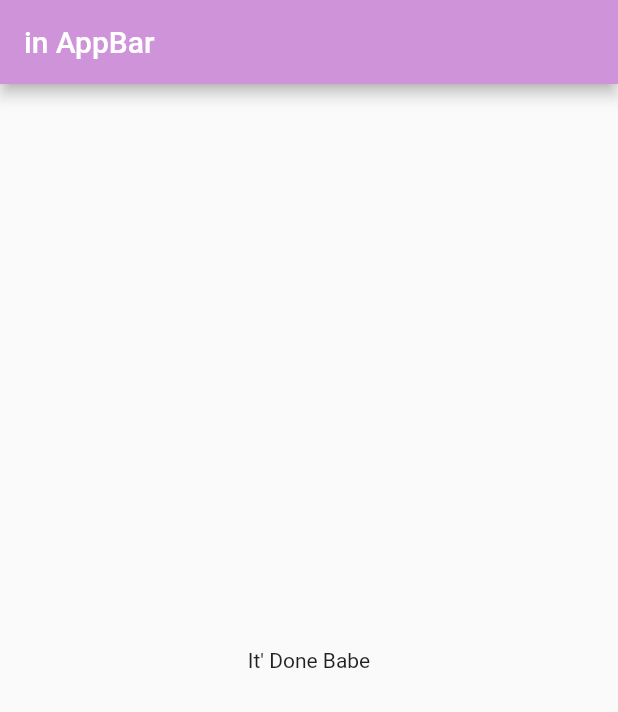
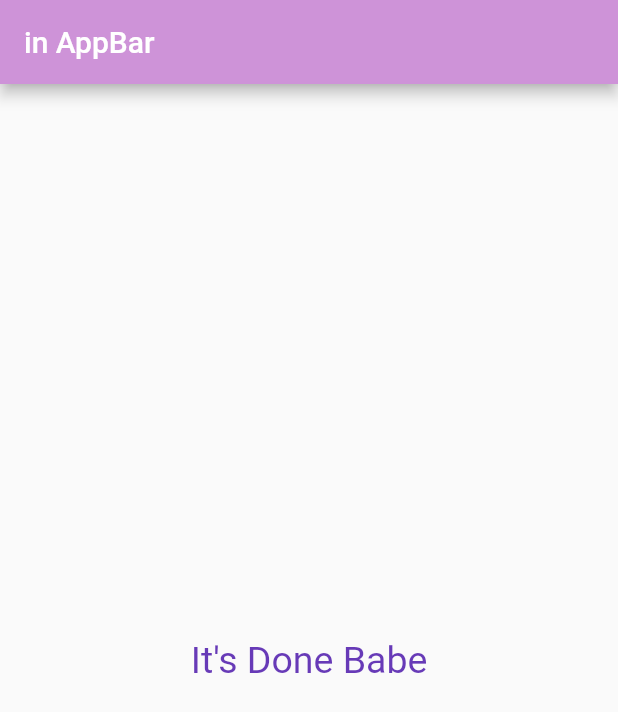
Before and after one commit to nerdpepe/Flutter-Mania, a Flutter app: the screen it shows after launch, after a tap on "Aditya", after a tap on "69", after a tap on "Ice-cream", on a phone screen of 412 x 824 dp. Shown: the top 712 px of the screen. Run offline on Flutter 3.47's test engine with Material 2 defaults, Android fonts, the phone set to English and light mode, and no system bars.

Commit message:
Added separate widgets for quiz and end-page

```diff
--- a/Apps/app_scratch/lib/answer.dart
+++ b/Apps/app_scratch/lib/answer.dart
@@ -12,6 +12,7 @@ class Answer extends StatelessWidget {
       child: ElevatedButton(
         onPressed: setHandler,
         child: Text(answerText),
+        //style on button using styleFrom
         style: ElevatedButton.styleFrom(
             onPrimary: Colors.white,
             primary: Colors.lightGreen[300],
--- a/Apps/app_scratch/lib/main.dart
+++ b/Apps/app_scratch/lib/main.dart
@@ -1,7 +1,7 @@
 import 'package:flutter/material.dart';
 
-import './question.dart';
-import './answer.dart';
+import './quiz.dart';
+import './result.dart';
 
 void main() {
   runApp(MyApp());
@@ -18,7 +18,7 @@ class MyApp extends StatefulWidget {
 // _MyAppState is to be used only by the above stateful widget 'MyApp'
 class _MyAppState extends State<MyApp> {
   // added const as the questions remain same from compile time
-  static const questions = [
+  static const _questions = [
     {
       'questionText': 'What is your name?',
       'answers': ['Aditya', 'Sid']
@@ -50,18 +50,9 @@ class _MyAppState extends State<MyApp> {
           title: Text('in AppBar'),
           backgroundColor: Colors.purple[200],
         ),
-        body: (_quesIndex < questions.length)
-            ? Column(
-                children: [
-                  Question(
-                    questions[_quesIndex]['questionText'].toString(),
-                  ),
-                  ...(questions[_quesIndex]['answers'] as List<String>)
-                      .map((answer) => Answer(_answerChosen, answer))
-                      .toList()
-                ],
-              )
-            : Center(child: Text('It\' Done Babe')),
+        body: (_quesIndex < _questions.length)
+            ? Quiz(_questions, _quesIndex, _answerChosen)
+            : Result('It\'s Done Babe'),
       ),
     );
   }
--- /dev/null
+++ b/Apps/app_scratch/lib/quiz.dart
@@ -0,0 +1,26 @@
+import 'package:flutter/material.dart';
+
+import './answer.dart';
+import './question.dart';
+
+class Quiz extends StatelessWidget {
+  final List questions;
+  final int quesIndex;
+  final VoidCallback answerChosen;
+
+  Quiz(this.questions, this.quesIndex, this.answerChosen);
+
+  @override
+  Widget build(BuildContext context) {
+    return Column(
+      children: [
+        Question(
+          questions[quesIndex]['questionText'].toString(),
+        ),
+        ...(questions[quesIndex]['answers'] as List<String>)
+            .map((answer) => Answer(answerChosen, answer))
+            .toList()
+      ],
+    );
+  }
+}
--- /dev/null
+++ b/Apps/app_scratch/lib/result.dart
@@ -0,0 +1,19 @@
+import 'package:flutter/material.dart';
+
+class Result extends StatelessWidget {
+  final String resultString;
+  Result(this.resultString);
+
+  @override
+  Widget build(BuildContext context) {
+    return Center(
+      child: Text(
+        resultString,
+        style: TextStyle(
+          fontSize: 25,
+          color: Colors.deepPurple,
+        ),
+      ),
+    );
+  }
+}
```
